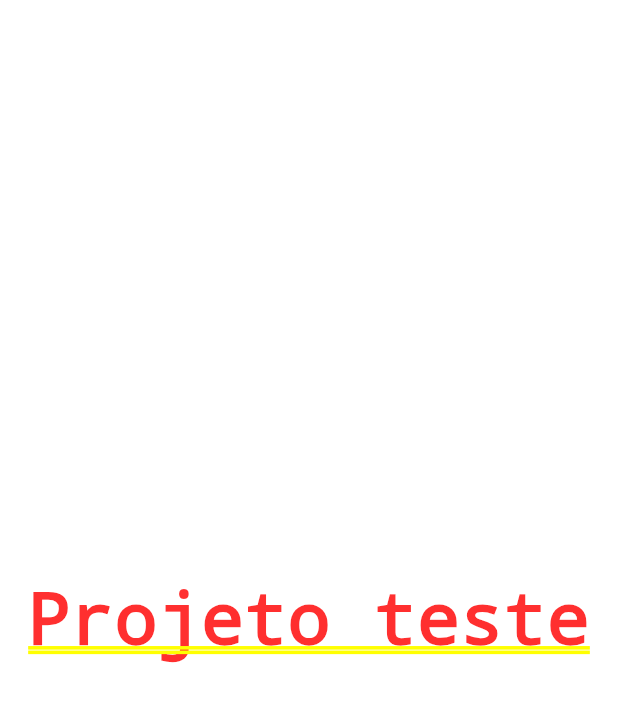
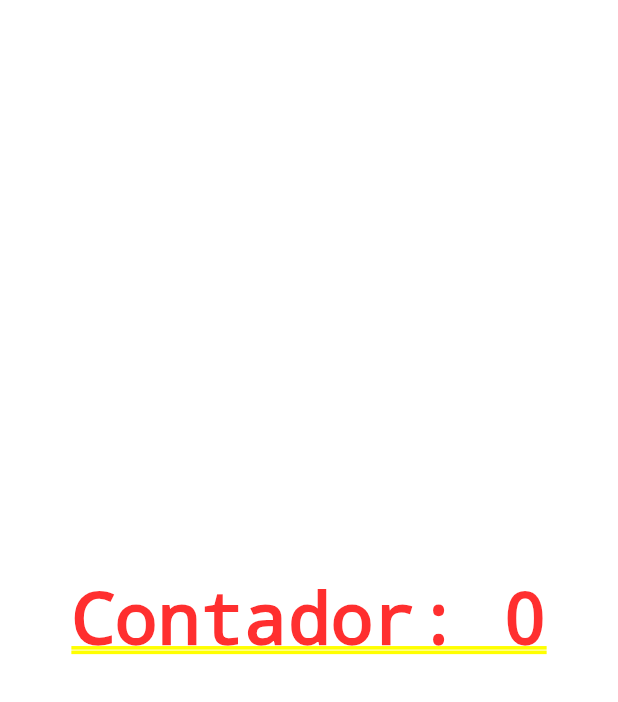
Before and after one commit to caioalves99/Aprendendo_Flutter, a Flutter app: the screen it shows after launch, on a phone screen of 412 x 824 dp. Shown: the top 702 px of the screen. Run offline on Flutter 3.47's test engine with Material 3 defaults, Android fonts, the phone set to English and light mode, and no system bars.

Commit message:
Aprendendo Stateful - Contador de toques

```diff
--- a/lib/main.dart
+++ b/lib/main.dart
@@ -12,10 +12,35 @@ class MyApp extends StatelessWidget {
   @override
   Widget build(BuildContext context) {
     return MaterialApp(
-      theme: ThemeData(primarySwatch: Colors.indigo,),
-      home: Container(
-        child: Center(child: Text('Projeto teste')),
-      )
+      theme: ThemeData(primarySwatch: Colors.indigo),
+      home: HomePage(),
     );
   }
 }
+
+class HomePage extends StatefulWidget {
+  @override
+  State<HomePage> createState() {
+    return HomePageState();
+  }
+}
+
+class HomePageState extends State<HomePage> {
+  int counter = 0;
+
+  @override
+  Widget build(BuildContext context) {
+    return Container(
+      child: Center(
+        child: GestureDetector(
+          child: Text('Contador: $counter'),
+          onTap: () {
+            setState(() {
+              counter++;
+            });
+          },
+        ),
+      ),
+    );
+  }
+}
```
